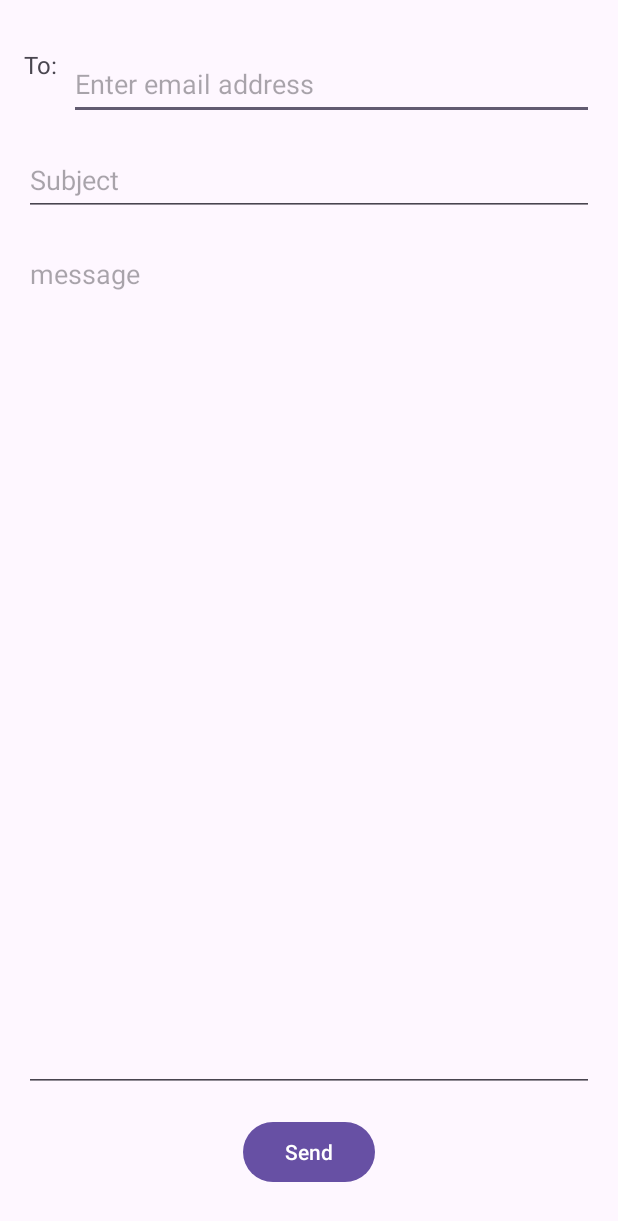
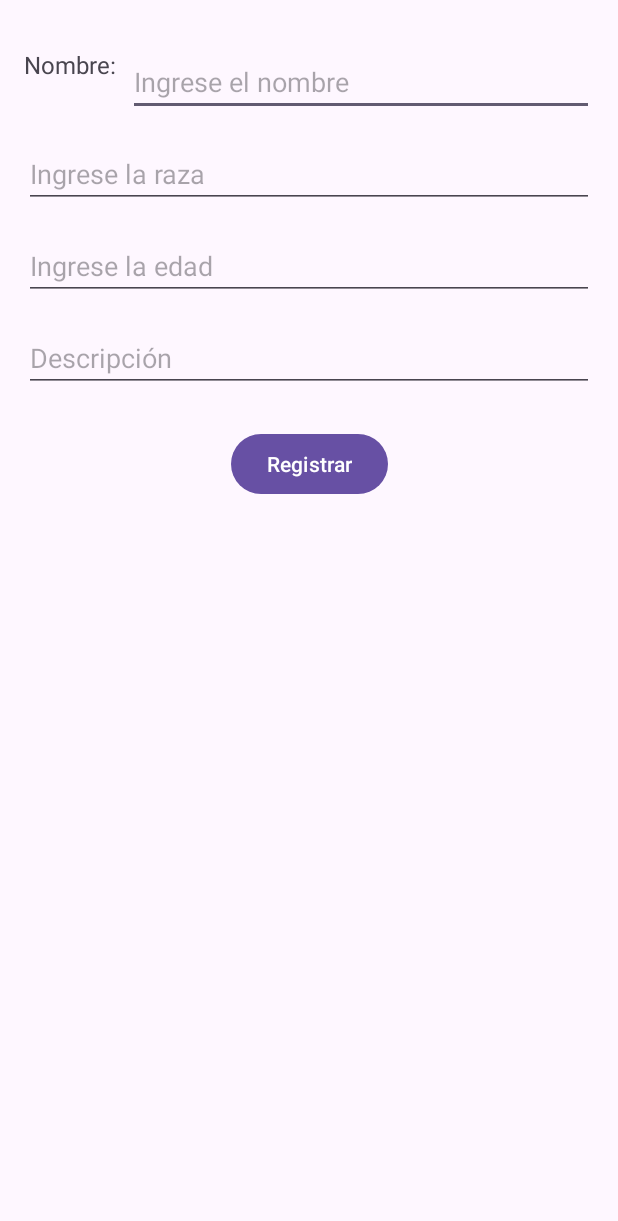
Before and after one commit to Chakerr/constraint-layout, an Android app: the screen it shows after launch (MainActivity), on a phone screen of 412 x 824 dp. Shown: the top 1221 px of the screen. Run offline under Robolectric (Android 15) with nearby library versions, the phone set to English and light mode, and no system bars.

Commit message:
refactor app

```diff
--- a/app/src/main/res/layout/activity_main.xml
+++ b/app/src/main/res/layout/activity_main.xml
@@ -6,74 +6,77 @@
     android:layout_height="match_parent"
     tools:context=".MainActivity">
 
-    <!-- Etiqueta "To:" -->
+    <!-- Etiqueta "Nombre" -->
     <TextView
-        android:id="@+id/to_label"
+        android:id="@+id/name_label"
         android:layout_width="wrap_content"
         android:layout_height="wrap_content"
-        android:text="@string/to_label"
+        android:text="Nombre:"
         android:textSize="16sp"
         app:layout_constraintStart_toStartOf="parent"
         app:layout_constraintTop_toTopOf="parent"
         android:layout_marginStart="16dp"
         android:layout_marginTop="32dp"/>
 
-    <!-- Campo de entrada para el correo -->
+    <!-- Campo de entrada para el nombre -->
     <EditText
-        android:id="@+id/email_address"
+        android:id="@+id/pet_name"
         android:layout_width="0dp"
         android:layout_height="wrap_content"
+        android:hint="Ingrese el nombre"
+        android:inputType="text"
+        app:layout_constraintStart_toEndOf="@id/name_label"
+        app:layout_constraintEnd_toEndOf="parent"
+        app:layout_constraintTop_toTopOf="@id/name_label"
         android:layout_marginStart="8dp"
-        android:layout_marginEnd="16dp"
-        android:hint="@string/email_hint"
-        android:inputType="textEmailAddress"
-        android:minHeight="48dp"
-        app:layout_constraintEnd_toEndOf="parent"
-        app:layout_constraintStart_toEndOf="@id/to_label"
-        app:layout_constraintTop_toTopOf="@id/to_label" />
+        android:layout_marginEnd="16dp"/>
 
-    <!-- Campo "Subject" -->
+    <!-- Campo "Raza" -->
     <EditText
-        android:id="@+id/subject"
+        android:id="@+id/pet_breed"
         android:layout_width="0dp"
         android:layout_height="wrap_content"
-        android:hint="@string/subject_hint"
+        android:hint="Ingrese la raza"
         android:inputType="text"
-        android:minHeight="48dp"
         app:layout_constraintStart_toStartOf="parent"
         app:layout_constraintEnd_toEndOf="parent"
-        app:layout_constraintTop_toBottomOf="@id/email_address"
-        android:layout_marginStart="16dp"
-        android:layout_marginEnd="16dp"
-        android:layout_marginTop="16dp"/>
+        app:layout_constraintTop_toBottomOf="@id/pet_name"
+        android:layout_margin="16dp"/>
 
-    <!-- Campo "Message" -->
+    <!-- Campo "Edad" -->
     <EditText
-        android:id="@+id/message"
+        android:id="@+id/pet_age"
         android:layout_width="0dp"
-        android:layout_height="0dp"
-        android:hint="@string/message_hint"
+        android:layout_height="wrap_content"
+        android:hint="Ingrese la edad"
+        android:inputType="number"
+        app:layout_constraintStart_toStartOf="parent"
+        app:layout_constraintEnd_toEndOf="parent"
+        app:layout_constraintTop_toBottomOf="@id/pet_breed"
+        android:layout_margin="16dp"/>
+
+    <!-- Campo "Descripción" -->
+    <EditText
+        android:id="@+id/pet_description"
+        android:layout_width="0dp"
+        android:layout_height="wrap_content"
+        android:hint="Descripción"
         android:inputType="textMultiLine"
         android:gravity="top"
-        android:minHeight="100dp"
         app:layout_constraintStart_toStartOf="parent"
         app:layout_constraintEnd_toEndOf="parent"
-        app:layout_constraintTop_toBottomOf="@id/subject"
-        app:layout_constraintBottom_toTopOf="@id/send"
-        android:layout_marginStart="16dp"
-        android:layout_marginEnd="16dp"
-        android:layout_marginTop="16dp"
-        android:layout_marginBottom="16dp"/>
+        app:layout_constraintTop_toBottomOf="@id/pet_age"
+        android:layout_margin="16dp"/>
 
-    <!-- Botón "Send" -->
+    <!-- Botón "Registrar" -->
     <Button
-        android:id="@+id/send"
+        android:id="@+id/register_pet"
         android:layout_width="wrap_content"
         android:layout_height="wrap_content"
-        android:text="@string/send_button"
+        android:text="Registrar"
         app:layout_constraintStart_toStartOf="parent"
         app:layout_constraintEnd_toEndOf="parent"
-        app:layout_constraintBottom_toBottomOf="parent"
-        android:layout_marginBottom="32dp"/>
+        app:layout_constraintTop_toBottomOf="@id/pet_description"
+        android:layout_marginTop="24dp"/>
 
 </androidx.constraintlayout.widget.ConstraintLayout>
```
